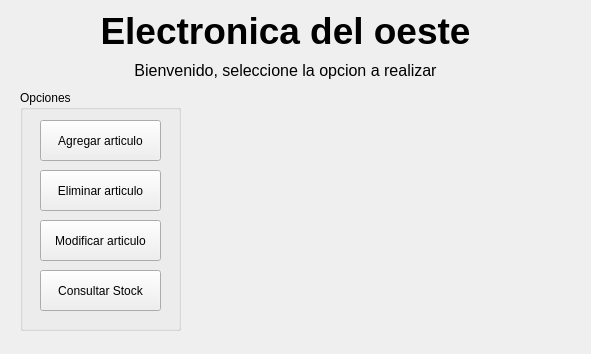
First picture: the form in app_stock_qdesigner/Qt/window_main.ui, repository nvargas24/Sistema_medicion_de_rodamientos-SMR, before the edit.
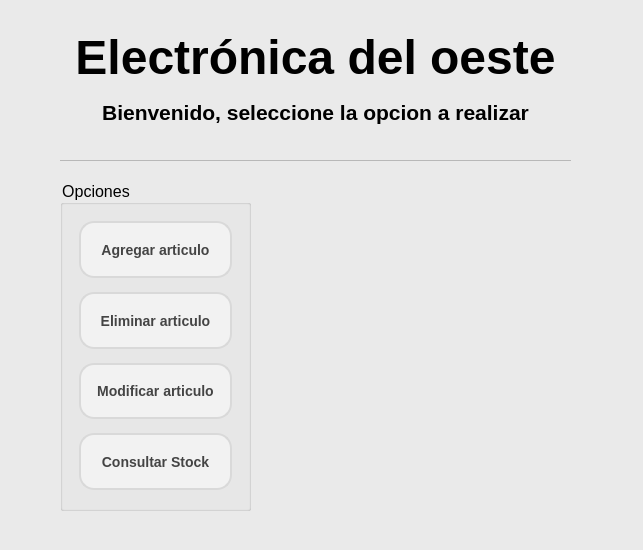
Second picture: the form after the edit.

Commit message: organizo y agrego nueva version de app_stock

Patch:
```diff
--- a/app_stock_qdesigner/Qt/window_main.ui
+++ b/app_stock_qdesigner/Qt/window_main.ui
@@ -6,15 +6,19 @@
    <rect>
     <x>0</x>
     <y>0</y>
-    <width>591</width>
-    <height>354</height>
+    <width>643</width>
+    <height>550</height>
    </rect>
   </property>
   <property name="windowTitle">
    <string>MainWindow</string>
   </property>
+  <property name="autoFillBackground">
+   <bool>false</bool>
+  </property>
   <property name="styleSheet">
-   <string notr="true">QApplication::setStyle(&quot;fusion&quot;);
+   <string notr="true">/*QApplication::setStyle(&quot;fusion&quot;);*/
+background-color: #EAEAEA;
 </string>
   </property>
   <property name="documentMode">
@@ -27,75 +31,262 @@
    <widget class="QGroupBox" name="menu_opciones">
     <property name="geometry">
      <rect>
-      <x>20</x>
-      <y>90</y>
-      <width>161</width>
-      <height>241</height>
+      <x>60</x>
+      <y>180</y>
+      <width>191</width>
+      <height>331</height>
      </rect>
     </property>
+    <property name="sizePolicy">
+     <sizepolicy hsizetype="Expanding" vsizetype="Expanding">
+      <horstretch>3</horstretch>
+      <verstretch>3</verstretch>
+     </sizepolicy>
+    </property>
+    <property name="font">
+     <font>
+      <family>Segoe UI</family>
+      <pointsize>12</pointsize>
+     </font>
+    </property>
     <property name="title">
      <string>Opciones</string>
     </property>
-    <widget class="QPushButton" name="btn_agregar">
-     <property name="geometry">
-      <rect>
-       <x>20</x>
-       <y>30</y>
-       <width>121</width>
-       <height>41</height>
-      </rect>
+    <property name="flat">
+     <bool>false</bool>
+    </property>
+    <property name="checkable">
+     <bool>false</bool>
+    </property>
+    <property name="checked">
+     <bool>false</bool>
+    </property>
+    <layout class="QVBoxLayout" name="verticalLayout_2" stretch="5,5,5,5">
+     <property name="spacing">
+      <number>14</number>
      </property>
-     <property name="text">
-      <string>Agregar articulo</string>
+     <property name="leftMargin">
+      <number>16</number>
      </property>
-    </widget>
-    <widget class="QPushButton" name="btn_eliminar">
-     <property name="geometry">
-      <rect>
-       <x>20</x>
-       <y>80</y>
-       <width>121</width>
-       <height>41</height>
-      </rect>
+     <property name="topMargin">
+      <number>16</number>
      </property>
-     <property name="text">
-      <string>Eliminar articulo</string>
+     <property name="rightMargin">
+      <number>16</number>
      </property>
-    </widget>
-    <widget class="QPushButton" name="btn_modificar">
-     <property name="geometry">
-      <rect>
-       <x>20</x>
-       <y>130</y>
-       <width>121</width>
-       <height>41</height>
-      </rect>
+     <property name="bottomMargin">
+      <number>18</number>
      </property>
-     <property name="text">
-      <string>Modificar articulo</string>
-     </property>
-    </widget>
-    <widget class="QPushButton" name="btn_consultar">
-     <property name="geometry">
-      <rect>
-       <x>20</x>
-       <y>180</y>
-       <width>121</width>
-       <height>41</height>
-      </rect>
-     </property>
-     <property name="text">
-      <string>Consultar Stock</string>
-     </property>
-    </widget>
+     <item>
+      <widget class="QPushButton" name="btn_agregar">
+       <property name="sizePolicy">
+        <sizepolicy hsizetype="Minimum" vsizetype="Expanding">
+         <horstretch>0</horstretch>
+         <verstretch>0</verstretch>
+        </sizepolicy>
+       </property>
+       <property name="font">
+        <font>
+         <pointsize>-1</pointsize>
+         <weight>75</weight>
+         <bold>true</bold>
+        </font>
+       </property>
+       <property name="mouseTracking">
+        <bool>false</bool>
+       </property>
+       <property name="tabletTracking">
+        <bool>false</bool>
+       </property>
+       <property name="acceptDrops">
+        <bool>false</bool>
+       </property>
+       <property name="autoFillBackground">
+        <bool>false</bool>
+       </property>
+       <property name="styleSheet">
+        <string notr="true">QPushButton {
+    background-color: #F2F2F2; /* Color de fondo */
+    border: 2px solid #D9D9D9; /* Borde gris claro */
+    border-radius: 15px; /* Bordes curvos */
+    padding: 5px 10px; /* Espacio interno para texto */
+    font-weight: bold; /* Texto en negrita */
+    font-size: 14px; /* Tamaño de fuente */
+    color: #444444; /* Color de texto */
+}
+
+QPushButton:hover {
+    background-color: #88AEF1; /* Color celeste */
+    border-color: #0078D7; /* Borde celeste */
+    color: #FFFFFF; /* Color de texto blanco */
+}
+
+QPushButton:focus {
+    background-color: #88AEF1; /* Color celeste */
+    border-color: #0078D7; /* Borde celeste */
+    color: #FFFFFF; /* Color de texto blanco */
+	outline: none; /* Elimina el contorno alrededor del QLineEdit al seleccionarlo */
+}</string>
+       </property>
+       <property name="text">
+        <string>Agregar articulo</string>
+       </property>
+       <property name="autoDefault">
+        <bool>true</bool>
+       </property>
+      </widget>
+     </item>
+     <item>
+      <widget class="QPushButton" name="btn_eliminar">
+       <property name="sizePolicy">
+        <sizepolicy hsizetype="Minimum" vsizetype="Expanding">
+         <horstretch>0</horstretch>
+         <verstretch>0</verstretch>
+        </sizepolicy>
+       </property>
+       <property name="font">
+        <font>
+         <pointsize>-1</pointsize>
+         <weight>75</weight>
+         <bold>true</bold>
+        </font>
+       </property>
+       <property name="styleSheet">
+        <string notr="true">QPushButton {
+    background-color: #F2F2F2; /* Color de fondo */
+    border: 2px solid #D9D9D9; /* Borde gris claro */
+    border-radius: 15px; /* Bordes curvos */
+    padding: 5px 10px; /* Espacio interno para texto */
+    font-weight: bold; /* Texto en negrita */
+    font-size: 14px; /* Tamaño de fuente */
+    color: #444444; /* Color de texto */
+}
+
+QPushButton:hover {
+    background-color: #88AEF1; /* Color celeste */
+    border-color: #0078D7; /* Borde celeste */
+    color: #FFFFFF; /* Color de texto blanco */
+}
+
+QPushButton:focus {
+    background-color: #88AEF1; /* Color celeste */
+    border-color: #0078D7; /* Borde celeste */
+    color: #FFFFFF; /* Color de texto blanco */
+	outline: none; /* Elimina el contorno alrededor del QLineEdit al seleccionarlo */
+}
+</string>
+       </property>
+       <property name="text">
+        <string>Eliminar articulo</string>
+       </property>
+       <property name="autoDefault">
+        <bool>true</bool>
+       </property>
+      </widget>
+     </item>
+     <item>
+      <widget class="QPushButton" name="btn_modificar">
+       <property name="sizePolicy">
+        <sizepolicy hsizetype="Minimum" vsizetype="Expanding">
+         <horstretch>0</horstretch>
+         <verstretch>0</verstretch>
+        </sizepolicy>
+       </property>
+       <property name="font">
+        <font>
+         <pointsize>-1</pointsize>
+         <weight>75</weight>
+         <bold>true</bold>
+        </font>
+       </property>
+       <property name="styleSheet">
+        <string notr="true">QPushButton {
+    background-color: #F2F2F2; /* Color de fondo */
+    border: 2px solid #D9D9D9; /* Borde gris claro */
+    border-radius: 15px; /* Bordes curvos */
+    padding: 5px 10px; /* Espacio interno para texto */
+    font-weight: bold; /* Texto en negrita */
+    font-size: 14px; /* Tamaño de fuente */
+    color: #444444; /* Color de texto */
+}
+
+QPushButton:hover {
+    background-color: #88AEF1; /* Color celeste */
+    border-color: #0078D7; /* Borde celeste */
+    color: #FFFFFF; /* Color de texto blanco */
+}
+
+QPushButton:focus {
+    background-color: #88AEF1; /* Color celeste */
+    border-color: #0078D7; /* Borde celeste */
+    color: #FFFFFF; /* Color de texto blanco */
+	outline: none; /* Elimina el contorno alrededor del QLineEdit al seleccionarlo */
+}</string>
+       </property>
+       <property name="text">
+        <string>Modificar articulo</string>
+       </property>
+       <property name="autoDefault">
+        <bool>true</bool>
+       </property>
+      </widget>
+     </item>
+     <item>
+      <widget class="QPushButton" name="btn_consultar">
+       <property name="sizePolicy">
+        <sizepolicy hsizetype="Minimum" vsizetype="Expanding">
+         <horstretch>0</horstretch>
+         <verstretch>0</verstretch>
+        </sizepolicy>
+       </property>
+       <property name="font">
+        <font>
+         <pointsize>-1</pointsize>
+         <weight>75</weight>
+         <bold>true</bold>
+        </font>
+       </property>
+       <property name="styleSheet">
+        <string notr="true">QPushButton {
+    background-color: #F2F2F2; /* Color de fondo */
+    border: 2px solid #D9D9D9; /* Borde gris claro */
+    border-radius: 15px; /* Bordes curvos */
+    padding: 5px 10px; /* Espacio interno para texto */
+    font-weight: bold; /* Texto en negrita */
+    font-size: 14px; /* Tamaño de fuente */
+    color: #444444; /* Color de texto */
+}
+
+QPushButton:hover {
+    background-color: #88AEF1; /* Color celeste */
+    border-color: #0078D7; /* Borde celeste */
+    color: #FFFFFF; /* Color de texto blanco */
+}
+
+QPushButton:focus {
+    background-color: #88AEF1; /* Color celeste */
+    border-color: #0078D7; /* Borde celeste */
+    color: #FFFFFF; /* Color de texto blanco */
+	outline: none; /* Elimina el contorno alrededor del QLineEdit al seleccionarlo */
+}</string>
+       </property>
+       <property name="text">
+        <string>Consultar Stock</string>
+       </property>
+       <property name="autoDefault">
+        <bool>true</bool>
+       </property>
+      </widget>
+     </item>
+    </layout>
    </widget>
    <widget class="QWidget" name="layoutWidget">
     <property name="geometry">
      <rect>
-      <x>10</x>
-      <y>10</y>
-      <width>551</width>
-      <height>72</height>
+      <x>20</x>
+      <y>30</y>
+      <width>591</width>
+      <height>103</height>
      </rect>
     </property>
     <layout class="QVBoxLayout" name="verticalLayout">
@@ -103,13 +294,14 @@
       <widget class="QLabel" name="titulo">
        <property name="font">
         <font>
-         <pointsize>28</pointsize>
+         <family>Segoe UI</family>
+         <pointsize>36</pointsize>
          <weight>75</weight>
          <bold>true</bold>
         </font>
        </property>
        <property name="text">
-        <string>Electronica del oeste</string>
+        <string>Electrónica del oeste</string>
        </property>
        <property name="alignment">
         <set>Qt::AlignCenter</set>
@@ -120,7 +312,10 @@
       <widget class="QLabel" name="subtitulo">
        <property name="font">
         <font>
-         <pointsize>12</pointsize>
+         <family>Segoe UI</family>
+         <pointsize>16</pointsize>
+         <weight>75</weight>
+         <bold>true</bold>
         </font>
        </property>
        <property name="acceptDrops">
@@ -145,10 +340,10 @@
     </property>
     <property name="geometry">
      <rect>
-      <x>220</x>
-      <y>100</y>
+      <x>270</x>
+      <y>190</y>
       <width>341</width>
-      <height>231</height>
+      <height>321</height>
      </rect>
     </property>
     <property name="frameShape">
@@ -163,10 +358,10 @@
     <widget class="QWidget" name="verticalLayoutWidget">
      <property name="geometry">
       <rect>
-       <x>19</x>
-       <y>19</y>
-       <width>311</width>
-       <height>191</height>
+       <x>0</x>
+       <y>0</y>
+       <width>341</width>
+       <height>321</height>
       </rect>
      </property>
      <layout class="QVBoxLayout" name="grafica_torta"/>
@@ -175,8 +370,8 @@
    <widget class="QLabel" name="notificacion">
     <property name="geometry">
      <rect>
-      <x>390</x>
-      <y>330</y>
+      <x>420</x>
+      <y>520</y>
       <width>161</width>
       <height>20</height>
      </rect>
@@ -203,6 +398,28 @@
      <set>Qt::LinksAccessibleByMouse|Qt::TextEditable</set>
     </property>
    </widget>
+   <widget class="Line" name="line">
+    <property name="geometry">
+     <rect>
+      <x>60</x>
+      <y>150</y>
+      <width>511</width>
+      <height>20</height>
+     </rect>
+    </property>
+    <property name="frameShadow">
+     <enum>QFrame::Sunken</enum>
+    </property>
+    <property name="lineWidth">
+     <number>0</number>
+    </property>
+    <property name="midLineWidth">
+     <number>1</number>
+    </property>
+    <property name="orientation">
+     <enum>Qt::Horizontal</enum>
+    </property>
+   </widget>
   </widget>
  </widget>
  <resources/>
```
Left out of the diff: 6 changed lines with no effect on the pictures. The commit also changes 43 other files.
